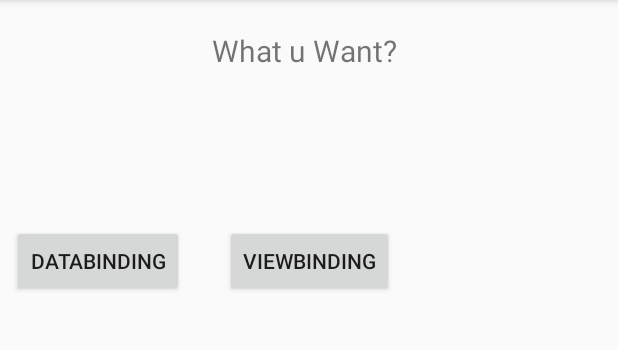
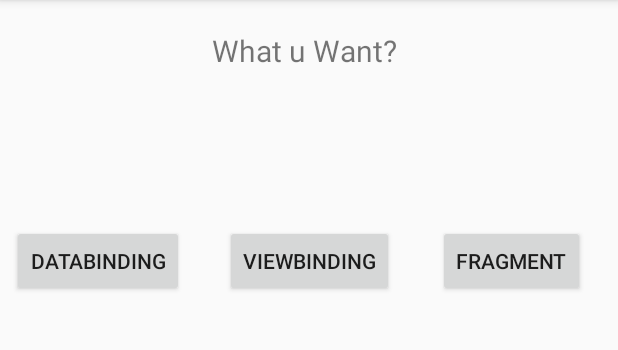
Before and after one commit to wherewhale/four2five, an Android app: the MainActivity screen opened directly, with no data from a screen before it, on a phone screen of 412 x 824 dp, the part 84-434 px from its top. Run offline under Robolectric (Android 15) with nearby library versions, the phone set to English and light mode, and no system bars.

```diff
--- a/app/src/main/AndroidManifest.xml
+++ b/app/src/main/AndroidManifest.xml
@@ -9,7 +9,7 @@
         android:roundIcon="@mipmap/ic_launcher_round"
         android:supportsRtl="true"
         android:theme="@style/AppTheme">
-        <activity android:name=".RecyclerViewModel"></activity>
+        <activity android:name=".RecyclerViewModel" />
         <activity
             android:name=".SplashActivity"
             android:theme="@style/AppTheme.NoActionBar">
--- a/app/src/main/res/layout/activity_main.xml
+++ b/app/src/main/res/layout/activity_main.xml
@@ -33,14 +33,35 @@
 
     <Button
         android:id="@+id/vbinding"
+        android:layout_width="wrap_content"
+        android:layout_height="wrap_content"
+        android:layout_marginStart="150dp"
+        android:layout_marginTop="150dp"
+        android:layout_marginEnd="8dp"
         android:text="@string/vbtext"
+        app:layout_constraintLeft_toLeftOf="parent"
+        app:layout_constraintTop_toTopOf="parent"></Button>
+
+    <Button
+        android:id="@+id/frag_button"
+        android:text="@string/fragtext"
         android:layout_width="wrap_content"
         android:layout_height="wrap_content"
         android:layout_marginEnd="8dp"
-        android:layout_marginStart="150dp"
+        android:layout_marginStart="292dp"
         android:layout_marginTop="150dp"
         app:layout_constraintLeft_toLeftOf="parent"
         app:layout_constraintTop_toTopOf="parent"></Button>
 
+    <FrameLayout
+        android:id="@+id/view"
+        android:layout_marginEnd="8dp"
+        android:layout_marginStart="8dp"
+        android:layout_marginTop="150dp"
+        android:layout_width="match_parent"
+        android:layout_height="match_parent"
+        tools:layout_editor_absoluteX="17dp"
+        tools:layout_editor_absoluteY="213dp" />
+
 
 </androidx.constraintlayout.widget.ConstraintLayout>
--- a/app/src/main/res/values/strings.xml
+++ b/app/src/main/res/values/strings.xml
@@ -4,6 +4,7 @@
     <string name="main">What u Want?</string>
     <string name="dbtext">DataBinding</string>
     <string name="vbtext">ViewBinding</string>
+    <string name="fragtext">Fragment</string>
     <string name="title01">어렵지 않나요?</string>
     <string name="title02">아주 어렵다고 생각해요</string>
     <string name="title03">기분 탓이 아니에요</string>
```
Also changed, not shown: app/src/main/java/com/example/four2five/MainActivity.kt (+19 -0 lines), app/src/main/java/com/example/four2five/adapters/BindingAdapter.kt (deleted, +0 -12 lines).
